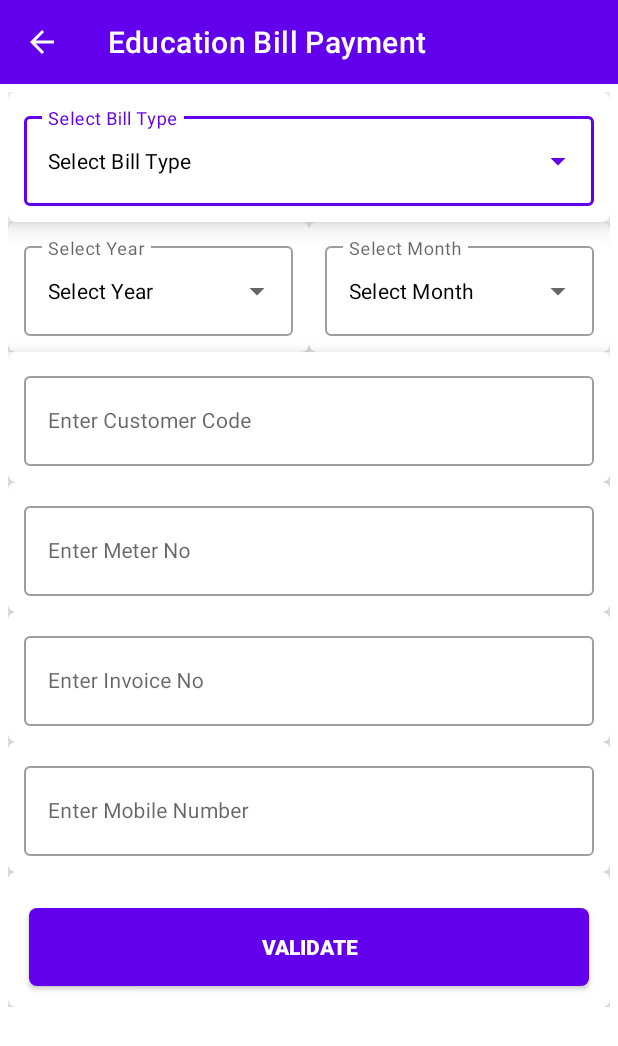
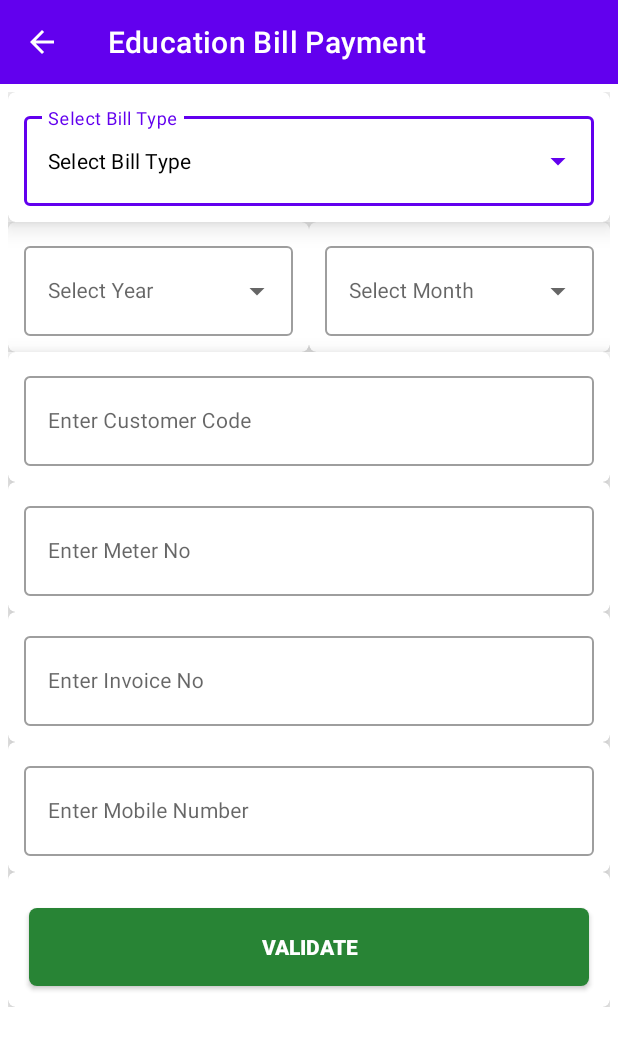
Before and after one commit to emonrait/Dynamic-Utility, an Android app: the EductaionBillPayment screen opened directly, with no data from a screen before it, on a phone screen of 412 x 824 dp. Shown: the top 1046 px of the screen. Run offline under Robolectric (Android 15) with nearby library versions, the light colour scheme and no system bars.

```diff
--- a/app/src/main/res/drawable/bt_background_rounded_green.xml
+++ b/app/src/main/res/drawable/bt_background_rounded_green.xml
@@ -6,7 +6,7 @@
             <item android:bottom="4dp" android:left="4dp" android:right="4dp" android:top="4dp">
                 <shape android:shape="rectangle">
                     <corners android:bottomLeftRadius="5dp" android:bottomRightRadius="5dp" android:radius="5dp" android:topLeftRadius="5dp" android:topRightRadius="5dp" />
-                    <solid android:color="@color/purple_500" />
+                    <solid android:color="@color/green" />
                     <padding android:bottom="0dp" android:left="0dp" android:right="0dp" android:top="0dp" />
                     <size android:width="110dp" android:height="40dp" />
                 </shape>
@@ -20,7 +20,7 @@
             <item android:bottom="4dp" android:left="4dp" android:right="4dp" android:top="4dp">
                 <shape android:shape="rectangle">
                     <corners android:bottomLeftRadius="5dp" android:bottomRightRadius="5dp" android:radius="5dp" android:topLeftRadius="5dp" android:topRightRadius="5dp" />
-                    <solid android:color="@color/purple_500" />
+                    <solid android:color="@color/green" />
                     <padding android:bottom="0dp" android:left="0dp" android:right="0dp" android:top="0dp" />
                     <size android:width="110dp" android:height="40dp" />
                 </shape>
@@ -35,7 +35,7 @@
             <item android:bottom="4dp" android:left="4dp" android:right="4dp" android:top="4dp">
                 <shape android:shape="rectangle">
                     <corners android:bottomLeftRadius="5dp" android:bottomRightRadius="5dp" android:radius="5dp" android:topLeftRadius="5dp" android:topRightRadius="5dp" />
-                    <solid android:color="@color/purple_500" />
+                    <solid android:color="@color/green" />
                     <padding android:bottom="0dp" android:left="0dp" android:right="0dp" android:top="0dp" />
                     <size android:width="110dp" android:height="40dp" />
                 </shape>
--- a/app/src/main/res/layout/electricity_input_layout.xml
+++ b/app/src/main/res/layout/electricity_input_layout.xml
@@ -78,7 +78,6 @@
                         android:inputType="none"
                         android:padding="@dimen/padding_5"
                         android:singleLine="true"
-                        android:text="@string/select_year"
                         android:textColor="@color/black"
                         android:textSize="@dimen/textsize_base" />
 
@@ -113,7 +112,6 @@
                         android:inputType="none"
                         android:padding="@dimen/padding_5"
                         android:singleLine="true"
-                        android:text="@string/select_month"
                         android:textColor="@color/black"
                         android:textSize="@dimen/textsize_base" />
 
--- a/app/src/main/res/layout/gas_input_layout.xml
+++ b/app/src/main/res/layout/gas_input_layout.xml
@@ -84,7 +84,6 @@
                             android:inputType="none"
                             android:padding="@dimen/padding_5"
                             android:singleLine="true"
-                            android:text="@string/select_year"
                             android:textColor="@color/black"
                             android:textSize="@dimen/textsize_base" />
 
@@ -119,7 +118,6 @@
                             android:inputType="none"
                             android:padding="@dimen/padding_5"
                             android:singleLine="true"
-                            android:text="@string/select_month"
                             android:textColor="@color/black"
                             android:textSize="@dimen/textsize_base" />
 
--- a/app/src/main/res/layout/insurance_input_layout.xml
+++ b/app/src/main/res/layout/insurance_input_layout.xml
@@ -68,7 +68,7 @@
                     android:layout_width="match_parent"
                     android:layout_height="match_parent"
                     android:layout_margin="@dimen/margin_5"
-                    android:hint="@string/select_month"
+                    android:hint="@string/select_purpose"
                     android:padding="@dimen/padding_5">
 
                     <com.google.android.material.textfield.MaterialAutoCompleteTextView
@@ -78,7 +78,6 @@
                         android:inputType="none"
                         android:padding="@dimen/padding_5"
                         android:singleLine="true"
-                        android:text="@string/select_purpose"
                         android:textColor="@color/black"
                         android:textSize="@dimen/textsize_base" />
 
--- a/app/src/main/res/layout/internet_input_layout.xml
+++ b/app/src/main/res/layout/internet_input_layout.xml
@@ -84,7 +84,6 @@
                             android:inputType="none"
                             android:padding="@dimen/padding_5"
                             android:singleLine="true"
-                            android:text="@string/select_year"
                             android:textColor="@color/black"
                             android:textSize="@dimen/textsize_base" />
 
@@ -119,7 +118,6 @@
                             android:inputType="none"
                             android:padding="@dimen/padding_5"
                             android:singleLine="true"
-                            android:text="@string/select_month"
                             android:textColor="@color/black"
                             android:textSize="@dimen/textsize_base" />
 
--- a/app/src/main/res/layout/wasa_input_layout.xml
+++ b/app/src/main/res/layout/wasa_input_layout.xml
@@ -78,7 +78,6 @@
                         android:inputType="none"
                         android:padding="@dimen/padding_5"
                         android:singleLine="true"
-                        android:text="@string/select_year"
                         android:textColor="@color/black"
                         android:textSize="@dimen/textsize_base" />
 
@@ -113,7 +112,6 @@
                         android:inputType="none"
                         android:padding="@dimen/padding_5"
                         android:singleLine="true"
-                        android:text="@string/select_month"
                         android:textColor="@color/black"
                         android:textSize="@dimen/textsize_base" />
 
```
Also changed, not shown: app/src/main/java/com/emon/raihan/dynamicutility/util/CustomDailog.kt (+3 -4 lines), app/src/main/java/com/emon/raihan/dynamicutility/view/EductaionBillPayment.kt (+4 -4 lines), app/src/main/java/com/emon/raihan/dynamicutility/view/ElectricityBillPayment.kt (+15 -6 lines), app/src/main/java/com/emon/raihan/dynamicutility/view/GASBillPayment.kt (+4 -4 lines), app/src/main/java/com/emon/raihan/dynamicutility/view/WASABillPayment.kt (+4 -4 lines).
